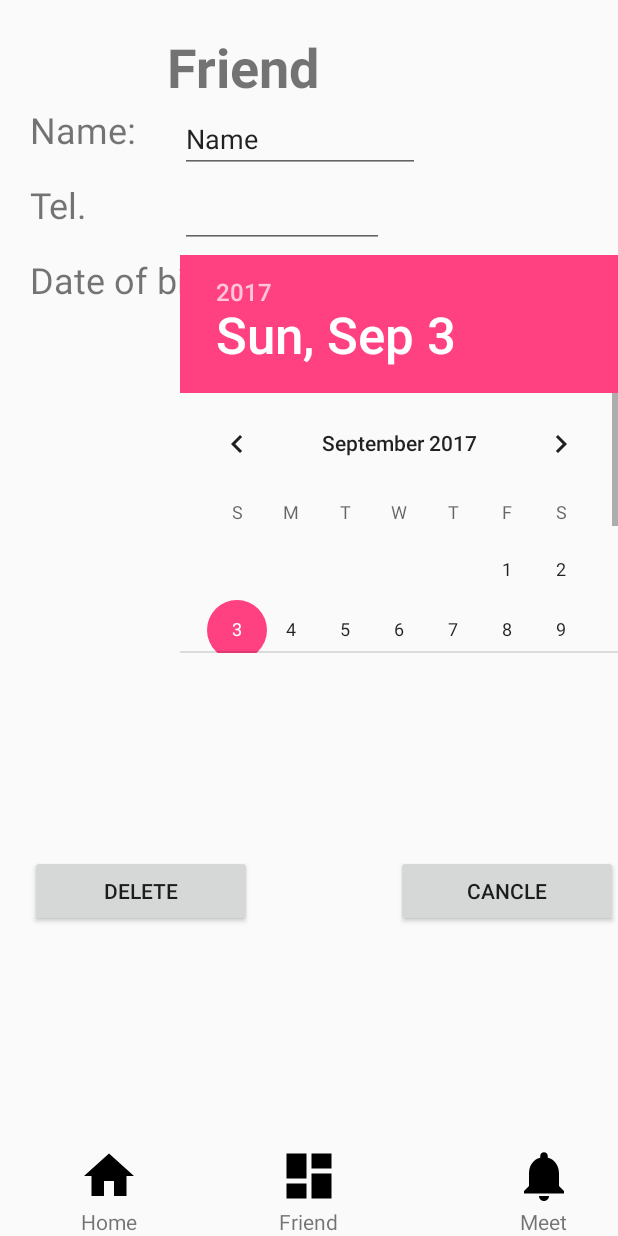
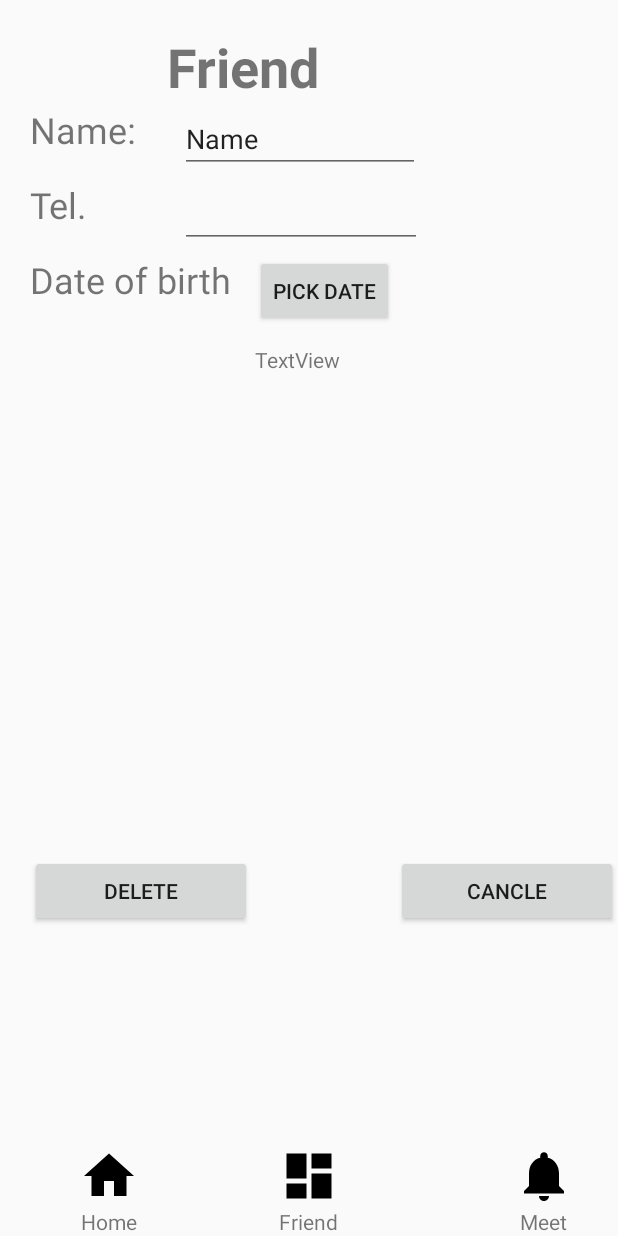
Before and after one commit to rmit-s3509578-chang-xinyu/FriendTrackerApp, an Android app: the fragment FriendEditFragment placed in its activity, on a phone screen of 412 x 824 dp. Run offline under Robolectric (Android 15) with nearby library versions, the phone set to English and light mode, and no system bars; 3 statements that could not run were skipped.

Commit message:
set bithday

```diff
--- a/src/main/java/com/example/xinyu/friendtracker/FriendEditFragment.java
+++ b/src/main/java/com/example/xinyu/friendtracker/FriendEditFragment.java
@@ -1,8 +1,11 @@
 package com.example.xinyu.friendtracker;
 
+import android.app.DatePickerDialog;
+import android.app.Dialog;
 import android.content.Context;
 import android.net.Uri;
 import android.os.Bundle;
+import android.support.v4.app.DialogFragment;
 import android.support.v4.app.Fragment;
 import android.support.v4.app.FragmentManager;
 import android.text.Editable;
@@ -12,9 +15,12 @@ import android.view.LayoutInflater;
 import android.view.View;
 import android.view.ViewGroup;
 import android.widget.Button;
+import android.widget.DatePicker;
 import android.widget.EditText;
+import android.widget.TextView;
 
 import java.util.ArrayList;
+import java.util.Calendar;
 import java.util.UUID;
 
 
@@ -43,11 +49,14 @@ public class FriendEditFragment extends Fragment {
     private ArrayList<ContactDetail> list;
     private OnFragmentInteractionListener mListener;
 
-    private ContactDetail contactDetail;
+    private static ContactDetail newContactDetail;
+    private static ContactDetail contactDetail;
 
     private EditText editName, editEmail;
     private Button removeButton;
     private Button cancleButton;
+    private Button dateButton;
+    private static TextView BirthDate;
     private static final String DIALOG_REMOVE = "remove";
 
 
@@ -101,7 +110,9 @@ public class FriendEditFragment extends Fragment {
     public void showFriendDetail() {
         editName = v.findViewById(R.id.editText);
         editEmail = v.findViewById(R.id.editText4);
+        BirthDate = v.findViewById(R.id.textViewDate);
         editName.setText(contactDetail.getName());
+        BirthDate.setText(contactDetail.getBirthDate());
         editEmail.setText(contactDetail.getEmail());
         removeButton = v.findViewById(R.id.button2);
         cancleButton=v.findViewById(R.id.button3);
@@ -165,6 +176,14 @@ public class FriendEditFragment extends Fragment {
                 }
             }
     });
+        dateButton = v.findViewById(R.id.buttonDate);
+        dateButton.setOnClickListener(new View.OnClickListener() {
+            @Override
+            public void onClick(View view) {
+                FriendEditFragment.DatePickerFragment newFragment = new FriendEditFragment.DatePickerFragment();
+                newFragment.show(getActivity().getSupportFragmentManager(), "datePicker");
+            }
+        });
     }
     @Override
     public View onCreateView(LayoutInflater inflater, ViewGroup container,
@@ -218,7 +237,33 @@ public class FriendEditFragment extends Fragment {
         void onFragmentInteraction(Uri uri);
     }
 
+    public static class DatePickerFragment extends DialogFragment
+            implements DatePickerDialog.OnDateSetListener {
+
+        @Override
+        public Dialog onCreateDialog(Bundle savedInstanceState) {
+            // Use the current date as the default date in the picker
+            final Calendar c = Calendar.getInstance();
+            int year = c.get(Calendar.YEAR);
+            int month = c.get(Calendar.MONTH);
+            int day = c.get(Calendar.DAY_OF_MONTH);
+
+            // Create a new instance of DatePickerDialog and return it
+            return new DatePickerDialog(getActivity(), this, year, month, day);
+        }
+
+        public void onDateSet(DatePicker view, int year, int month, int day) {
+            // Do something with the date chosen by the user
+            String date = String.valueOf(day) + "/" + String.valueOf(month+1) + "/" + String.valueOf(year);
+            BirthDate.setText(date);
+            if (contactDetail==null) {
+                newContactDetail.setBirthDate(date);
+            } else {
+                contactDetail.setBirthDate(date);
+            }
 
 
 
+        }
+    }
 }
--- a/src/main/res/layout/fragment_friend_edit.xml
+++ b/src/main/res/layout/fragment_friend_edit.xml
@@ -34,6 +34,21 @@
         android:layout_marginTop="120dp"
         android:text="@string/friend_tel"
         android:textSize="24sp" />
+    <Button
+        android:id="@+id/buttonDate"
+        android:layout_width="wrap_content"
+        android:layout_height="wrap_content"
+        android:layout_marginLeft="170dp"
+        android:layout_marginTop="170dp"
+        android:text="Pick Date" />
+
+    <TextView
+        android:id="@+id/textViewDate"
+        android:layout_width="wrap_content"
+        android:layout_height="wrap_content"
+        android:layout_marginLeft="170dp"
+        android:layout_marginTop="230dp"
+        android:text="TextView" />
 
     <Button
         android:id="@+id/button2"
@@ -63,15 +78,6 @@
         android:inputType="textPersonName"
         android:text="@string/friend_name" />
 
-    <EditText
-        android:id="@+id/editText4"
-        android:layout_width="136dp"
-        android:layout_height="wrap_content"
-        android:layout_marginLeft="120dp"
-        android:layout_marginTop="120dp"
-        android:ems="10"
-        android:inputType="phone" />
-
     <TextView
         android:id="@+id/textView7"
         android:layout_width="wrap_content"
@@ -86,11 +92,13 @@
         android:text="@string/friend_dob"
         android:textSize="24sp" />
 
-    <DatePicker
-        android:id="@+id/datePicker"
-        android:layout_width="match_parent"
-        android:layout_height="265dp"
+    <EditText
+        android:id="@+id/editText4"
+        android:layout_width="161dp"
+        android:layout_height="wrap_content"
         android:layout_marginLeft="120dp"
-        android:layout_marginTop="170dp" />
+        android:layout_marginTop="120dp"
+        android:ems="10"
+        android:inputType="phone" />
 
 </FrameLayout>
```
Also changed, not shown: src/main/java/com/example/xinyu/friendtracker/ContactDetail.java (+12 -0 lines), src/main/res/layout/fragment_meeting_edit.xml (+8 -15 lines).
